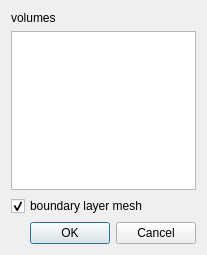
Before: the Qt Designer form src/libengrid/guicreatevolumemesh.ui in enGits/engrid, drawn with Qt 5.
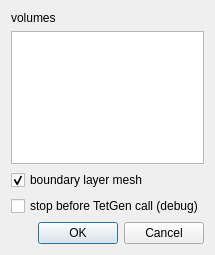
After: the same form once the commit is applied.

Patch:
```diff
--- a/src/libengrid/guicreatevolumemesh.ui
+++ b/src/libengrid/guicreatevolumemesh.ui
@@ -34,6 +34,13 @@
      </property>
     </widget>
    </item>
+   <item>
+    <widget class="QCheckBox" name="m_CheckBoxDebug">
+     <property name="text">
+      <string>stop before TetGen call (debug)</string>
+     </property>
+    </widget>
+   </item>
    <item>
     <spacer name="verticalSpacer">
      <property name="orientation">
```
Left out of the diff: 1 changed line with no effect on the pictures.
